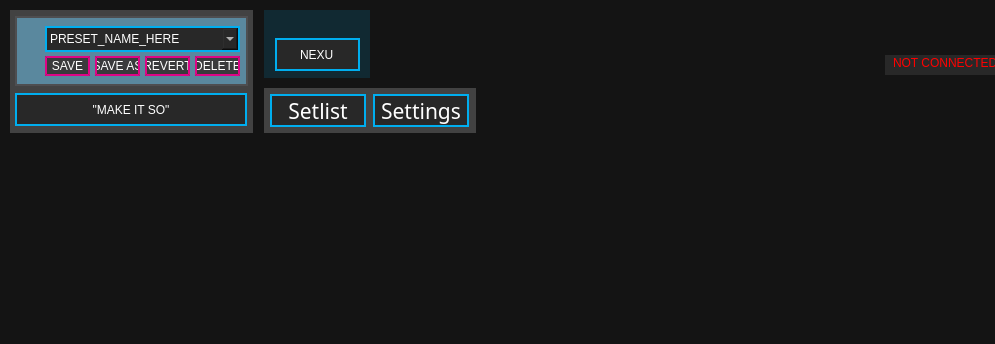
The window that standalone/advanced/forms/mainwindow.ui (Muse-Kinetics/softstep_editor) describes before a commit, drawn with Qt 5.
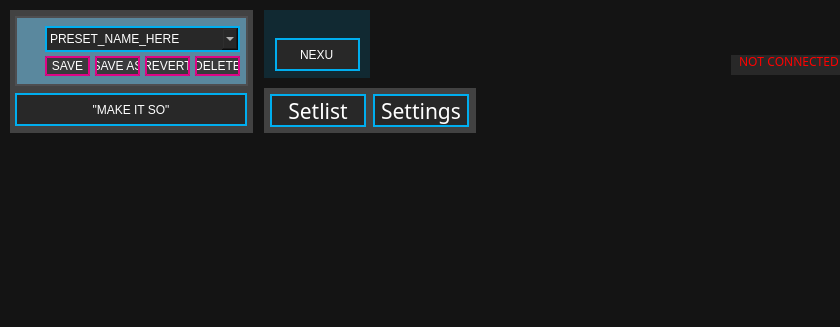
The same window after the commit. Icons and pictures are not drawn.

Commit message: changed main window size and got rid of magic numbers. changed modline and key window ui around

```diff
--- a/standalone/advanced/forms/mainwindow.ui
+++ b/standalone/advanced/forms/mainwindow.ui
@@ -6,8 +6,8 @@
    <rect>
     <x>0</x>
     <y>0</y>
-    <width>995</width>
-    <height>344</height>
+    <width>840</width>
+    <height>327</height>
    </rect>
   </property>
   <property name="windowTitle">
@@ -32,12 +32,22 @@
    <widget class="QLabel" name="connectedLabel">
     <property name="geometry">
      <rect>
-      <x>885</x>
+      <x>731</x>
       <y>55</y>
       <width>110</width>
       <height>20</height>
      </rect>
     </property>
+    <property name="font">
+     <font>
+      <family>Futura</family>
+      <pointsize>9</pointsize>
+      <weight>50</weight>
+      <italic>false</italic>
+      <bold>false</bold>
+      <kerning>false</kerning>
+     </font>
+    </property>
     <property name="styleSheet">
      <string notr="true">font: 9pt &quot;Futura&quot;;
 color: red;
@@ -302,7 +312,7 @@
    <widget class="QLabel" name="label">
     <property name="geometry">
      <rect>
-      <x>872</x>
+      <x>715</x>
       <y>8</y>
       <width>116</width>
       <height>43</height>
```
The commit also changes 4 other files.
